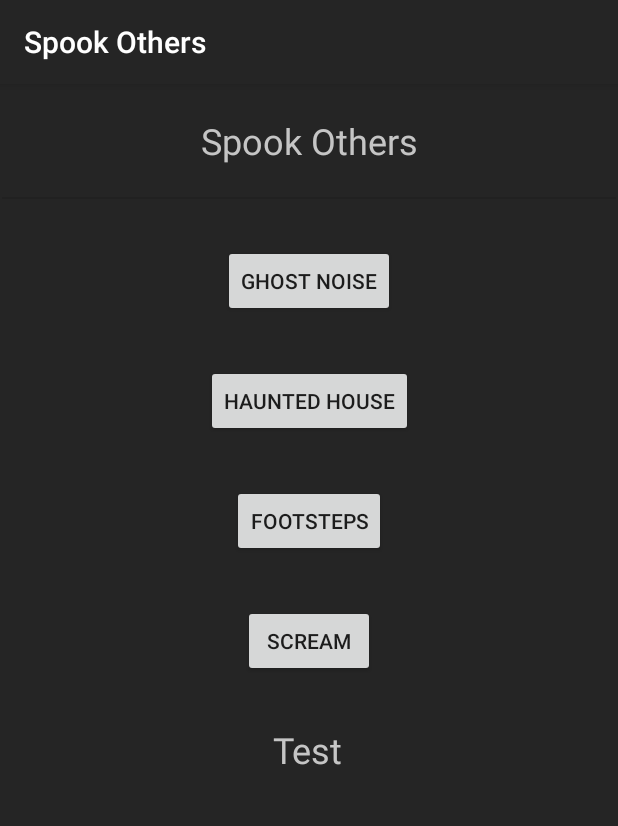
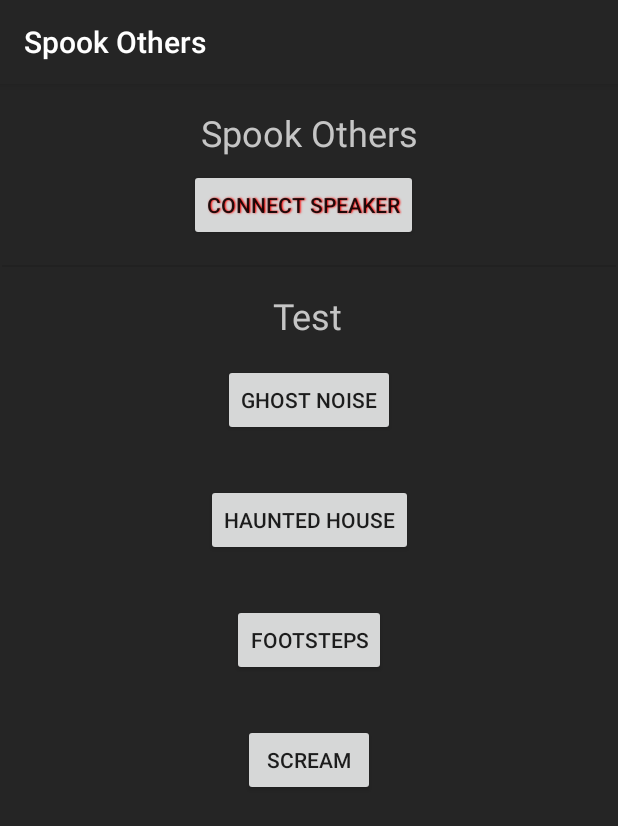
Before and after one commit to JordHall/spook-others, an Android app: the screen it shows after launch (MainActivity), on a phone screen of 412 x 824 dp. Shown: the top 826 px of the screen. Run offline under Robolectric (Android 15) with nearby library versions, the phone set to English and light mode, and no system bars.

Commit message:
UI changes and added connect to speaker button for implementation

```diff
--- a/app/src/main/java/com/jordhall/spookothers/MainActivity.java
+++ b/app/src/main/java/com/jordhall/spookothers/MainActivity.java
@@ -13,12 +13,20 @@ public class MainActivity extends AppCompatActivity {
         super.onCreate(savedInstanceState);
         setContentView(R.layout.activity_main);
         //Components
+        final Button btnConnect = findViewById(R.id.btnBluetooth);
         final TextView txtTest = findViewById(R.id.txtTest);
         final Button btnSound1 = findViewById(R.id.btnSound1);
         final Button btnSound2 = findViewById(R.id.btnSound2);
         final Button btnSound3 = findViewById(R.id.btnSound3);
         final Button btnSound4 = findViewById(R.id.btnSound4);
         final MediaPlayer sounds = MediaPlayer.create(this, R.raw.test);
+        //Connect speaker onClick
+        btnConnect.setOnClickListener(new View.OnClickListener() {
+            @Override
+            public void onClick(View v) {
+                txtTest.setText("Connecting to speaker");
+            }
+        });
         //Sound 1 button onClick
         btnSound1.setOnClickListener(new View.OnClickListener() {
             @Override
--- a/app/src/main/res/layout/activity_main.xml
+++ b/app/src/main/res/layout/activity_main.xml
@@ -21,11 +21,11 @@
         android:id="@+id/btnSound1"
         android:layout_width="wrap_content"
         android:layout_height="wrap_content"
-        android:layout_marginTop="32dp"
+        android:layout_marginTop="16dp"
         android:text="@string/sound1"
         app:layout_constraintEnd_toEndOf="parent"
         app:layout_constraintStart_toStartOf="parent"
-        app:layout_constraintTop_toTopOf="@+id/divider" />
+        app:layout_constraintTop_toBottomOf="@+id/txtTest" />
 
     <Button
         android:id="@+id/btnSound2"
@@ -51,11 +51,11 @@
         android:id="@+id/txtMainTitle"
         android:layout_width="wrap_content"
         android:layout_height="wrap_content"
+        android:layout_marginTop="16dp"
         android:background="#00FFFFFF"
         android:text="@string/app_name"
         android:textColor="@color/colorPrimaryDark"
         android:textSize="24sp"
-        app:layout_constraintBottom_toTopOf="@+id/divider"
         app:layout_constraintEnd_toEndOf="parent"
         app:layout_constraintStart_toStartOf="parent"
         app:layout_constraintTop_toTopOf="parent" />
@@ -64,23 +64,37 @@
         android:id="@+id/divider"
         android:layout_width="409dp"
         android:layout_height="1dp"
-        android:layout_marginTop="75dp"
+        android:layout_marginTop="16dp"
         android:background="?android:attr/listDivider"
         app:layout_constraintEnd_toEndOf="parent"
         app:layout_constraintStart_toStartOf="parent"
-        app:layout_constraintTop_toTopOf="parent" />
+        app:layout_constraintTop_toBottomOf="@+id/btnBluetooth" />
 
     <TextView
         android:id="@+id/txtTest"
         android:layout_width="wrap_content"
         android:layout_height="wrap_content"
-        android:layout_marginTop="32dp"
+        android:layout_marginTop="16dp"
         android:text="@string/test"
         android:textColor="@color/colorPrimaryDark"
         android:textSize="24sp"
         app:layout_constraintEnd_toEndOf="parent"
         app:layout_constraintHorizontal_bias="0.498"
         app:layout_constraintStart_toStartOf="parent"
-        app:layout_constraintTop_toBottomOf="@+id/btnSound4" />
+        app:layout_constraintTop_toBottomOf="@+id/divider" />
+
+    <Button
+        android:id="@+id/btnBluetooth"
+        android:layout_width="wrap_content"
+        android:layout_height="wrap_content"
+        android:layout_marginTop="8dp"
+        android:shadowColor="#FF0000"
+        android:shadowDx="1"
+        android:shadowRadius="1"
+        android:text="@string/bluetooth_btn"
+        app:layout_constraintEnd_toEndOf="parent"
+        app:layout_constraintHorizontal_bias="0.486"
+        app:layout_constraintStart_toStartOf="parent"
+        app:layout_constraintTop_toBottomOf="@+id/txtMainTitle" />
 
 </android.support.constraint.ConstraintLayout>
--- a/app/src/main/res/values/strings.xml
+++ b/app/src/main/res/values/strings.xml
@@ -5,4 +5,5 @@
     <string name="sound2">Haunted house</string>
     <string name="sound3">Footsteps</string>
     <string name="sound4">Scream</string>
+    <string name="bluetooth_btn">Connect Speaker</string>
 </resources>
```
